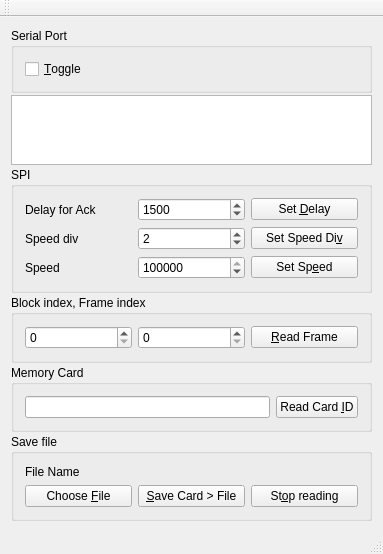
theme/rcard, file RcardClient/mainwindow.ui: the form before one commit.
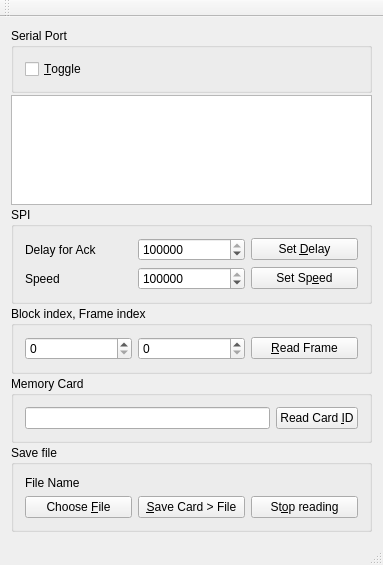
The form after the commit.

```diff
--- a/RcardClient/mainwindow.ui
+++ b/RcardClient/mainwindow.ui
@@ -7,7 +7,7 @@
     <x>0</x>
     <y>0</y>
     <width>383</width>
-    <height>532</height>
+    <height>565</height>
    </rect>
   </property>
   <property name="windowTitle">
@@ -125,64 +125,37 @@
           <number>1</number>
          </property>
          <property name="maximum">
-          <number>24000</number>
+          <number>1000000</number>
          </property>
          <property name="value">
-          <number>1500</number>
+          <number>250000</number>
          </property>
         </widget>
        </item>
        <item row="1" column="0">
-        <widget class="QLabel" name="label_2">
+        <widget class="QLabel" name="label_3">
          <property name="text">
-          <string>Speed div</string>
-         </property>
-        </widget>
-       </item>
-       <item row="1" column="1">
-        <widget class="QSpinBox" name="speedDivValue">
-         <property name="maximum">
-          <number>128</number>
-         </property>
-         <property name="singleStep">
-          <number>2</number>
-         </property>
-         <property name="value">
-          <number>2</number>
+          <string>Speed</string>
          </property>
         </widget>
        </item>
        <item row="1" column="2">
-        <widget class="QPushButton" name="setSpeedDivBtn">
-         <property name="text">
-          <string>Set Speed Di&amp;v</string>
-         </property>
-        </widget>
-       </item>
-       <item row="2" column="2">
         <widget class="QPushButton" name="setSpeedBtn">
          <property name="text">
           <string>Set Sp&amp;eed</string>
          </property>
         </widget>
        </item>
-       <item row="2" column="0">
-        <widget class="QLabel" name="label_3">
-         <property name="text">
-          <string>Speed</string>
-         </property>
-        </widget>
-       </item>
-       <item row="2" column="1">
+       <item row="1" column="1">
         <widget class="QSpinBox" name="speedValue">
          <property name="minimum">
           <number>20</number>
          </property>
          <property name="maximum">
-          <number>250000</number>
+          <number>240000</number>
          </property>
          <property name="value">
-          <number>250000</number>
+          <number>240000</number>
          </property>
         </widget>
        </item>
```
